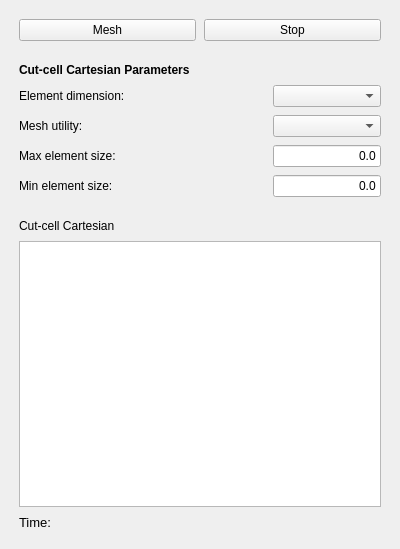
Old version of the form TaskPanelCfdMeshCart.ui in the repository jaheyns/CfdOF.
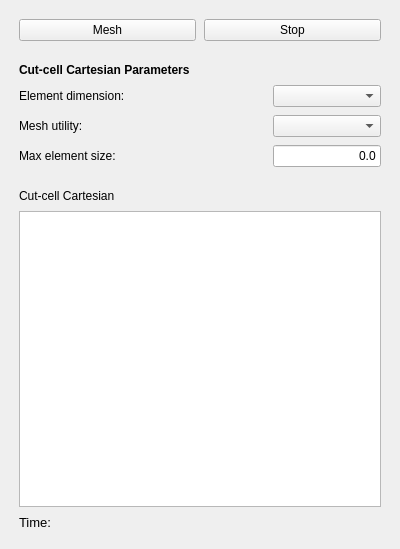
New version of the form. Custom widgets are drawn as their Qt base class.

Commit message: CFD: Update multi-element stl and include boundry patch renaming

Patch:
```diff
--- a/TaskPanelCfdMeshCart.ui
+++ b/TaskPanelCfdMeshCart.ui
@@ -107,46 +107,6 @@
        </property>
       </widget>
      </item>
-     <item row="4" column="1">
-      <widget class="Gui::InputField" name="if_min">
-       <property name="sizePolicy">
-        <sizepolicy hsizetype="Fixed" vsizetype="Fixed">
-         <horstretch>0</horstretch>
-         <verstretch>0</verstretch>
-        </sizepolicy>
-       </property>
-       <property name="minimumSize">
-        <size>
-         <width>80</width>
-         <height>20</height>
-        </size>
-       </property>
-       <property name="toolTip">
-        <string extracomment="Select 0 to use default value"/>
-       </property>
-       <property name="text">
-        <string>0.0</string>
-       </property>
-       <property name="alignment">
-        <set>Qt::AlignRight|Qt::AlignTrailing|Qt::AlignVCenter</set>
-       </property>
-       <property name="singleStep" stdset="0">
-        <double>1.000000000000000</double>
-       </property>
-       <property name="maximum" stdset="0">
-        <double>1000000000.000000000000000</double>
-       </property>
-       <property name="unit" stdset="0">
-        <string notr="true">mm</string>
-       </property>
-       <property name="decimals" stdset="0">
-        <number>2</number>
-       </property>
-       <property name="value" stdset="0">
-        <double>0.000000000000000</double>
-       </property>
-      </widget>
-     </item>
      <item row="1" column="1">
       <widget class="QComboBox" name="cb_dimension">
        <property name="toolTip">
@@ -181,13 +141,6 @@
        </property>
       </widget>
      </item>
-     <item row="4" column="0">
-      <widget class="QLabel" name="l_min">
-       <property name="text">
-        <string>Min element size:</string>
-       </property>
-      </widget>
-     </item>
      <item row="2" column="0">
       <widget class="QLabel" name="l_dimension_2">
        <property name="text">
```
The commit also changes 14 other files.
